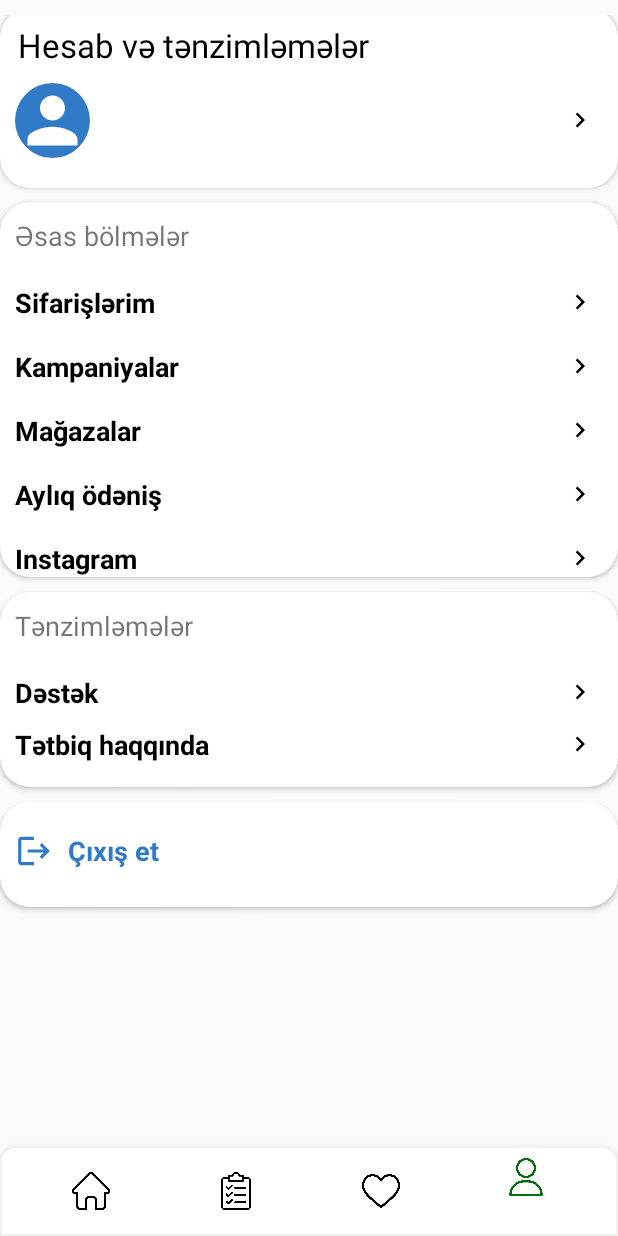
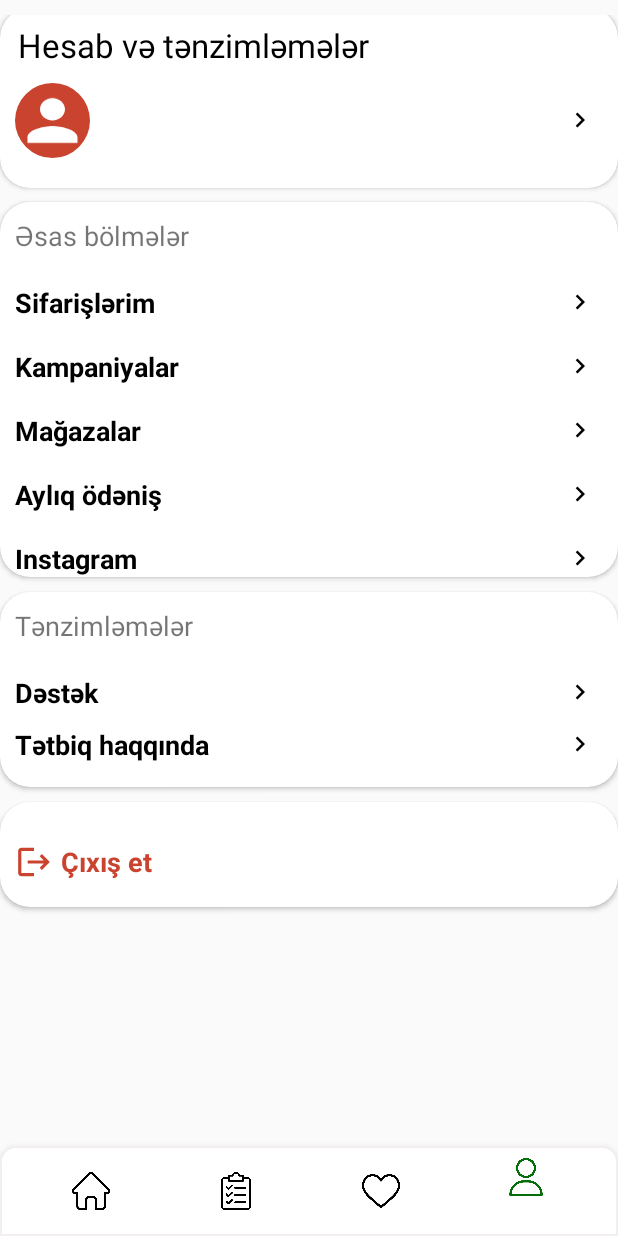
Before and after one commit to SananIsmayilov/E-commerce-app, an Android app: the FragmentProfile screen opened through its navigation route, on a phone screen of 412 x 824 dp. Run offline under Robolectric (Android 15) with nearby library versions, the phone set to English and light mode, and no system bars; our stand-ins replace Volley, navigation-ui; network calls fail.

Commit message:
UI changed

```diff
--- a/app/src/main/res/drawable/backforperson.xml
+++ b/app/src/main/res/drawable/backforperson.xml
@@ -1,6 +1,6 @@
 <?xml version="1.0" encoding="utf-8"?>
 <shape xmlns:android="http://schemas.android.com/apk/res/android" android:shape="rectangle">
     <corners android:radius="90dp" />
-    <solid android:color="#317AC7"/>
+    <solid android:color="@color/statusbarcolor"/>
 
 </shape>
--- a/app/src/main/res/drawable/baseline_logout_24.xml
+++ b/app/src/main/res/drawable/baseline_logout_24.xml
@@ -1,5 +1,5 @@
 <vector android:autoMirrored="true" android:height="25dp"
-    android:tint="#317AC7" android:viewportHeight="24"
+    android:tint="@color/ColorOnPrimary" android:viewportHeight="24"
     android:viewportWidth="24" android:width="25dp" xmlns:android="http://schemas.android.com/apk/res/android">
     <path android:fillColor="@android:color/white" android:pathData="M17,7l-1.41,1.41L18.17,11H8v2h10.17l-2.58,2.58L17,17l5,-5zM4,5h8V3H4c-1.1,0 -2,0.9 -2,2v14c0,1.1 0.9,2 2,2h8v-2H4V5z"/>
 </vector>
--- a/app/src/main/res/drawable/person.xml
+++ b/app/src/main/res/drawable/person.xml
@@ -1,5 +1,5 @@
-<vector android:height="25dp" android:tint="#FFFFFF"
+<vector android:height="18dp" android:tint="@color/white"
     android:viewportHeight="24" android:viewportWidth="24"
-    android:width="25dp" xmlns:android="http://schemas.android.com/apk/res/android">
+    android:width="20dp" xmlns:android="http://schemas.android.com/apk/res/android">
     <path android:fillColor="@android:color/white" android:pathData="M12,12c2.21,0 4,-1.79 4,-4s-1.79,-4 -4,-4 -4,1.79 -4,4 1.79,4 4,4zM12,14c-2.67,0 -8,1.34 -8,4v2h16v-2c0,-2.66 -5.33,-4 -8,-4z"/>
 </vector>
--- a/app/src/main/res/layout/fragment_profile.xml
+++ b/app/src/main/res/layout/fragment_profile.xml
@@ -249,14 +249,15 @@
 
         <TextView
             android:id="@+id/profileitem9"
-            android:layout_width="wrap_content"
-            android:layout_height="wrap_content"
+            android:layout_width="match_parent"
+            android:layout_height="35dp"
             android:layout_marginStart="10dp"
-            android:layout_marginTop="20dp"
+            android:layout_gravity="center_vertical"
             android:text="Çıxış et"
+            android:paddingTop="10dp"
             android:drawableStart="@drawable/baseline_logout_24"
-            android:drawablePadding="10dp"
-            android:textColor="#317AC7"
+            android:textColor="@color/ColorOnPrimary"
+            android:drawablePadding="5dp"
             android:textSize="18sp"
             android:textStyle="bold"
             app:layout_constraintLeft_toLeftOf="parent"
```
